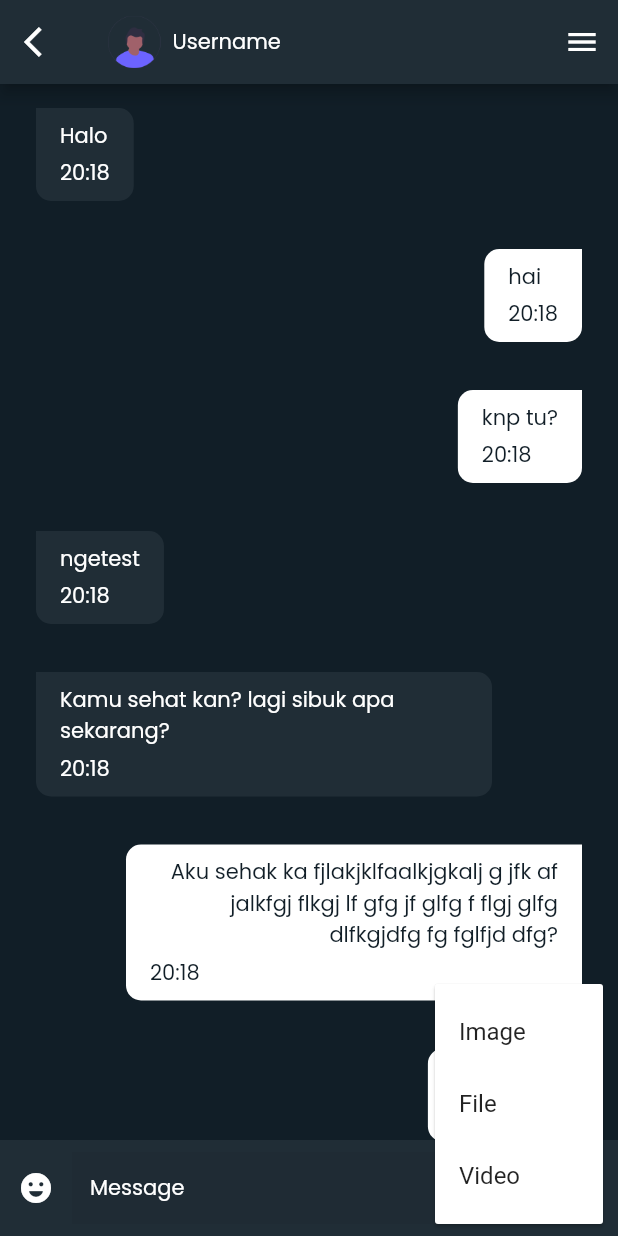
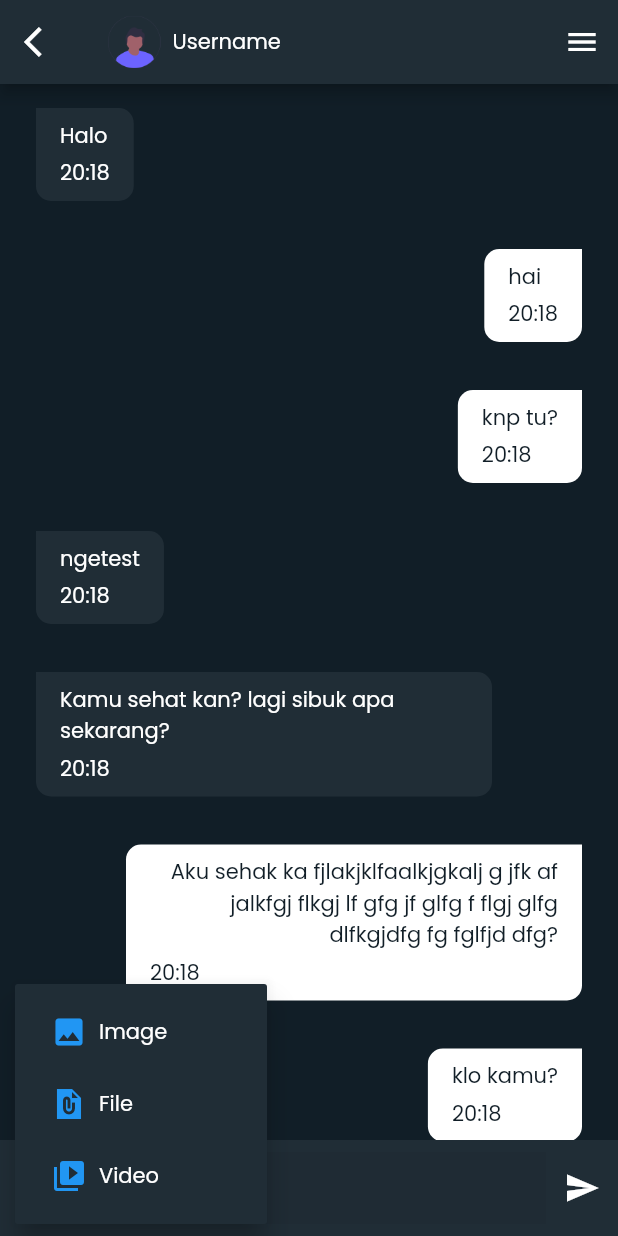
Before and after one commit to ngafifhsym/flutter-chatsapp, a Flutter app: the MessagePage screen opened by its route, after a tap on the "attach file" icon, on a phone screen of 412 x 824 dp. Run offline on Flutter 3.47's test engine with Material 2 defaults, Android fonts, the phone set to English and light mode, and no system bars; our stand-ins replace faker, file_picker, google_fonts, image_picker.

Commit message:
create video picker dan file picker

```diff
--- a/lib/widget/chat_text_field.dart
+++ b/lib/widget/chat_text_field.dart
@@ -1,5 +1,4 @@
-import 'dart:io';
-
+import 'package:file_picker/file_picker.dart';
 import 'package:flutter/material.dart';
 import 'package:image_picker/image_picker.dart';
 
@@ -22,12 +21,13 @@ class CustomChatTextField extends StatelessWidget {
         children: [
           IconButton(
             onPressed: () {
-                selectImage(ImageSource.gallery);
+              _showPopupMenu(context);
             },
             icon: const Icon(
-                Icons.emoji_emotions_rounded,
+              Icons.attach_file,
               color: Colors.white,
-              )),
+            ),
+          ),
           Flexible(
             child: TextField(
               maxLines: 5,
@@ -39,15 +39,16 @@ class CustomChatTextField extends StatelessWidget {
                   hintStyle: getWhite14RegularTextStyle(),
                   filled: true,
                   border: InputBorder.none),
-          )),
+            ),
+          ),
           IconButton(
             onPressed: () {
-                _showPopupMenu(context);
             },
             icon: const Icon(
-                Icons.attach_file,
+              Icons.send,
               color: Colors.white,
-              ))
+            ),
+          )
         ],
       ),
     );
@@ -57,24 +58,64 @@ class CustomChatTextField extends StatelessWidget {
     final size = MediaQuery.of(context).size;
     await showMenu(
       context: context,
-        position: RelativeRect.fromLTRB(size.width, size.height, 10, 100),
+      color: ColorManager.secondaryColor,
+      position: RelativeRect.fromLTRB(10, size.height, size.width, 100),
       items: [
         PopupMenuItem(
-              child: GestureDetector(
-                onTap: (){
+          child: TextButton.icon(
+            onPressed: () {
               selectImage(ImageSource.gallery);
             },
-                  child: const Text('Image')
-              )
+            icon: const Icon(Icons.image),
+            label: Text(
+              'Image',
+              style: getWhite14RegularTextStyle(),
             ),
-          PopupMenuItem(child: Text('File')),
-          PopupMenuItem(child: Text('Video')),
+          ),
+        ),
+        PopupMenuItem(
+          child: TextButton.icon(
+            onPressed: () {
+              selectFile();
+            },
+            icon: const Icon(Icons.file_present_sharp),
+            label: Text(
+              'File',
+              style: getWhite14RegularTextStyle(),
+            ),
+          ),
+        ),
+        PopupMenuItem(
+          child: TextButton.icon(
+            onPressed: () {
+              selectVideo(ImageSource.gallery);
+            },
+            icon: const Icon(Icons.video_collection),
+            label: Text(
+              'Video',
+              style: getWhite14RegularTextStyle(),
+            ),
+          ),
+        ),
       ],
-        elevation: 1);
+    );
   }
 
   Future<XFile?> selectImage(ImageSource source) async {
-    final image = await ImagePicker().pickImage(source: source, maxHeight: 1800, maxWidth: 1800);
+    final image = await ImagePicker()
+        .pickImage(source: source, maxHeight: 1800, maxWidth: 1800);
     return image;
   }
+
+  Future<XFile?> selectVideo(ImageSource source) async {
+    final video = await ImagePicker().pickVideo(source: source);
+    return video;
   }
+
+  Future<List<XFile>?> selectFile() async {
+    List<XFile>? file;
+    final result = await FilePicker.platform.pickFiles(allowMultiple: true);
+    file =  result?.paths.map((e) => XFile(e!)).toList();
+    return file;
+  }
+}
--- a/pubspec.yaml
+++ b/pubspec.yaml
@@ -35,6 +35,8 @@ dependencies:
   intl: ^0.18.0
   google_fonts: ^4.0.3
   image_picker: ^0.8.7+1
+  file_picker: ^5.2.6
+  font_awesome_flutter: ^10.4.0
 
 dev_dependencies:
   flutter_lints: ^2.0.0
```
Also changed, not shown: pubspec.lock. Lines whose indentation alone changed are shown as unchanged.
